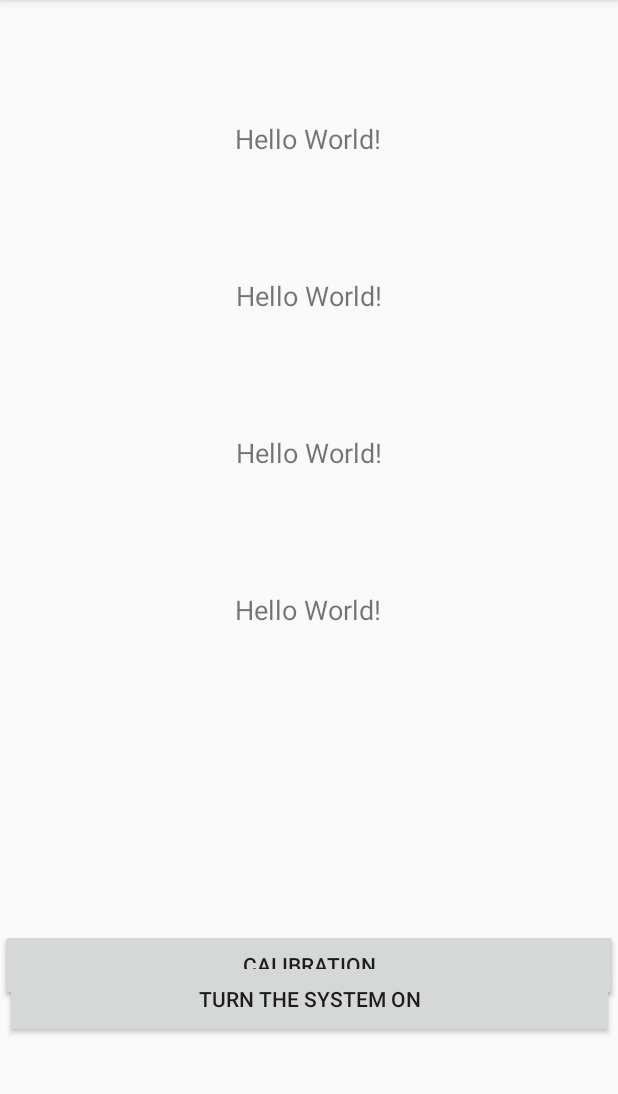
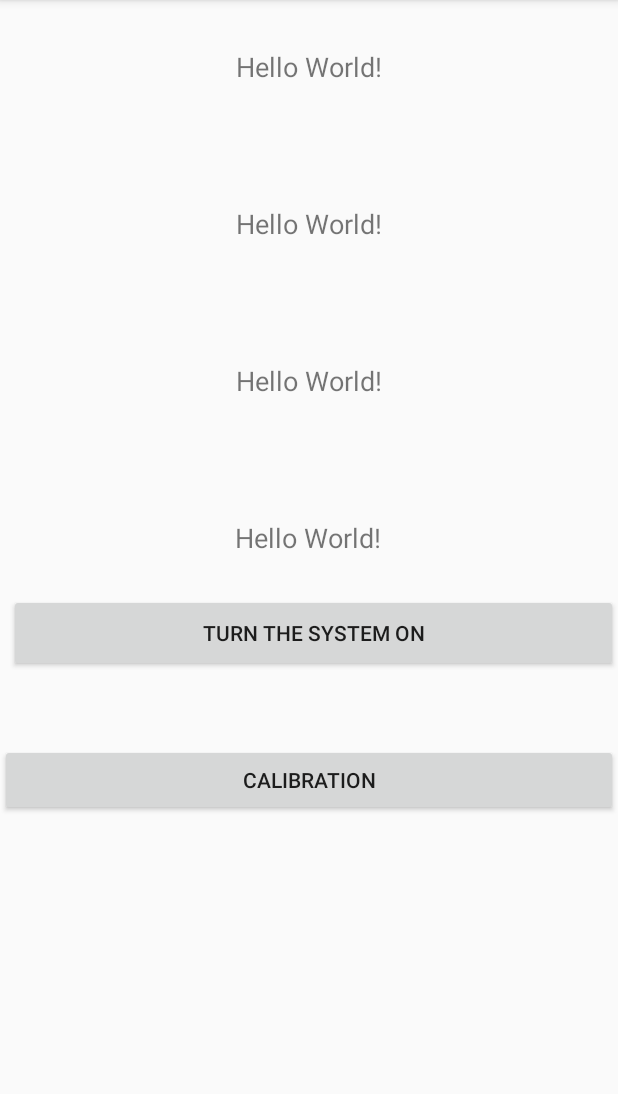
Before and after one commit to mwenski/PracaInzynierska-Program, an Android app: the screen it shows after launch (MainActivity), on a phone screen of 412 x 824 dp, the part 84-1178 px from its top. Run offline under Robolectric (Android 15) with nearby library versions, the phone set to English and light mode, and no system bars; libraries missing offline, so code that uses them is left out: ioio.lib.api, ioio.lib.util; 3 statements that could not run were skipped.

Commit message:
AAFASF
SFf

```diff
--- a/Projekt/app/src/main/java/com/example/projekt/MainActivity.java
+++ b/Projekt/app/src/main/java/com/example/projekt/MainActivity.java
@@ -18,10 +18,12 @@ import org.json.JSONException;
 
 import java.io.IOException;
 import java.io.InputStream;
-
+import ioio.lib.api.exception.ConnectionLostException;
+import ioio.lib.api.exception.IncompatibilityException;
 import ioio.lib.api.AnalogInput;
 import ioio.lib.api.DigitalInput;
 import ioio.lib.api.DigitalOutput;
+import ioio.lib.api.IOIOFactory;
 import ioio.lib.api.IOIO;
 import ioio.lib.api.PwmOutput;
 import ioio.lib.api.exception.ConnectionLostException;
@@ -31,45 +33,51 @@ import ioio.lib.util.android.IOIOActivity;
 
 public class MainActivity extends AppCompatActivity {
     private static final int DISPLAY_DATA = 1;
-    private static TextView tv[]=new TextView[4];
     private static int hr = 0;
     public int f_PWM;
     int[] signals;
+    IOIO ioio;
+    int IOIOstate = 0;
     // this handler will receive a delayed message
-    private Handler mHandler = new Handler() {
 
-        @Override
-        public void handleMessage(Message msg) {
-            load();
-            if (msg.what == DISPLAY_DATA){
-                tv[0] = findViewById(R.id.sample_text1);
-                tv[1]= findViewById(R.id.sample_text2);
-                tv[2] = findViewById(R.id.sample_text3);
-                tv[3] = findViewById(R.id.sample_text4);
-            }
-            tv[0].setText(Update(1));
-            tv[1].setText(Update(2));
-            tv[2].setText(Update(3));
-            tv[3].setText(Update(4));
-            mHandler.sendEmptyMessageDelayed(DISPLAY_DATA, 50);
-        }
-    };
+    void funConnect(IOIO ioio) throws Exception{
+
+            ioio.waitForConnect();
+            IOIOstate = 1;
+    }
+    void funSetDigital(int pin, boolean state)
+    {   try {
+        DigitalOutput a;
+        a = ioio.openDigitalOutput(pin, true);
+        a.write(state);
+    }
+    catch(Exception e)
+    {
+        System.out.println("Something wrong");
+    }
+    }
     @Override
     protected void onCreate(Bundle savedInstanceState) {
 
         super.onCreate(savedInstanceState);
         setContentView(R.layout.activity_main);
         load();
-        //Trajectory(Environment.getExternalStorageDirectory().getPath());
         Ini();
-        mHandler.sendEmptyMessageDelayed(DISPLAY_DATA, 100);
 
         Button buttonStart = findViewById(R.id.buttonIOIO);
         buttonStart.setOnClickListener(new View.OnClickListener() {
-            public void onClick(View v) {
+            public void onClick(View v)  {
                 System.out.println("The system have started");
-                Intent i= new Intent(MainActivity.this, OutputActivity.class);
-                startService(i);
+               // Intent i= new Intent(MainActivity.this, OutputActivity.class);
+               // startService(i);
+                ioio = IOIOFactory.create();
+                try{
+                    funConnect(ioio);
+                }
+                catch(Exception e ){
+                    System.out.println("Something wrong");
+                }
+                //zrob tutaj loopa z handlerem
             }
         });
     }
@@ -136,102 +144,6 @@ public class MainActivity extends AppCompatActivity {
         System.loadLibrary("our-lib");
     }
 
-    public class CommunicateWithIOIO extends IOIOActivity {
-
-        class Looper extends BaseIOIOLooper {
-
-            private DigitalOutput a;
-            private PwmOutput b;
-            private AnalogInput c;
-            private DigitalInput d;
-
-
-            @Override
-            protected void setup() throws ConnectionLostException {
-                showVersions(ioio_, "Połączono z IOIO!");
-                try {
-                    //Inicjalizacja działań płytki tutaj
-
-                    b = ioio_.openPwmOutput(3, f_PWM);
-                    a = ioio_.openDigitalOutput(0,true);
-
-
-
-
-
-
-                    Thread.sleep(100);
-                } catch (InterruptedException e) {
-                    ioio_.disconnect();
-                }
-            }
-
-            @Override
-            public void loop() throws ConnectionLostException {
-                try {
-                    //Sterowanie w pętli tutaj
-                    signals = SetSignal();
-
-                    b.setPulseWidth(1000);
-                    a.write(false);
-
-
-
-
-
-                    Reading(0);
-
-                    Thread.sleep(100);
-                } catch (InterruptedException e) {
-                    ioio_.disconnect();
-                }
-            }
-
-            //funkcja wywoływana, gdy połączenie zostanie przerwane
-            @Override
-            public void disconnected() {
-                toast("IOIO zostało odłączone");
-            }
-
-            //funkcja wywoływana, gdy wersja oprogramowania jest nieprawidłowa
-            @Override
-            public void incompatible() {
-                showVersions(ioio_, "Nieprawidłowa wersja oprogramowania!");
-            }
-        }
-
-        @Override
-        protected IOIOLooper createIOIOLooper() {
-            return new Looper();
-        }
-
-        //Widget z komunikatami
-        private void toast(final String message) {
-            final Context context = this;
-            runOnUiThread(new Runnable() {
-                @Override
-                public void run() {
-                    Toast.makeText(context, message, Toast.LENGTH_LONG).show();
-                }
-            });
-        }
-
-        //Dane o IOIO
-        private void showVersions(IOIO ioio, String title) {
-            toast(String.format("%s\n" +
-                            "IOIOLib: %s\n" +
-                            "Application firmware: %s\n" +
-                            "Bootloader firmware: %s\n" +
-                            "Hardware: %s",
-                    title,
-                    ioio.getImplVersion(IOIO.VersionType.IOIOLIB_VER),
-                    ioio.getImplVersion(IOIO.VersionType.APP_FIRMWARE_VER),
-                    ioio.getImplVersion(IOIO.VersionType.BOOTLOADER_VER),
-                    ioio.getImplVersion(IOIO.VersionType.HARDWARE_VER)));
-        }
-
-    }
-
 
 
 
--- a/Projekt/app/src/main/res/layout/activity_main.xml
+++ b/Projekt/app/src/main/res/layout/activity_main.xml
@@ -11,10 +11,9 @@
         android:id="@+id/sample_text1"
         android:layout_width="wrap_content"
         android:layout_height="wrap_content"
-        android:layout_marginTop="80dp"
+        android:layout_marginTop="32dp"
         android:text="Hello World!"
         android:textSize="18dp"
-        app:layout_constraintHorizontal_bias="0.498"
         app:layout_constraintLeft_toLeftOf="parent"
         app:layout_constraintRight_toRightOf="parent"
         app:layout_constraintTop_toTopOf="parent" />
@@ -61,18 +60,19 @@
         android:text="Calibration"
         app:layout_constraintBottom_toBottomOf="parent"
         app:layout_constraintEnd_toEndOf="parent"
-        app:layout_constraintHorizontal_bias="0.0"
+        app:layout_constraintHorizontal_bias="1.0"
         app:layout_constraintStart_toStartOf="parent"
         app:layout_constraintTop_toBottomOf="@+id/sample_text4"
-        app:layout_constraintVertical_bias="0.667" />
+        app:layout_constraintVertical_bias="0.358" />
 
     <Button
         android:id="@+id/buttonIOIO"
         android:layout_width="406dp"
         android:layout_height="52dp"
-        android:layout_marginTop="640dp"
+        android:layout_marginTop="396dp"
         android:text="Turn the system on"
         app:layout_constraintEnd_toEndOf="parent"
+        app:layout_constraintHorizontal_bias="1.0"
         app:layout_constraintStart_toStartOf="parent"
         app:layout_constraintTop_toTopOf="parent" />
 
```
Also changed, not shown: Projekt/app/src/main/java/com/example/projekt/OutputActivity.java (+3 -5 lines), 1 other file.
